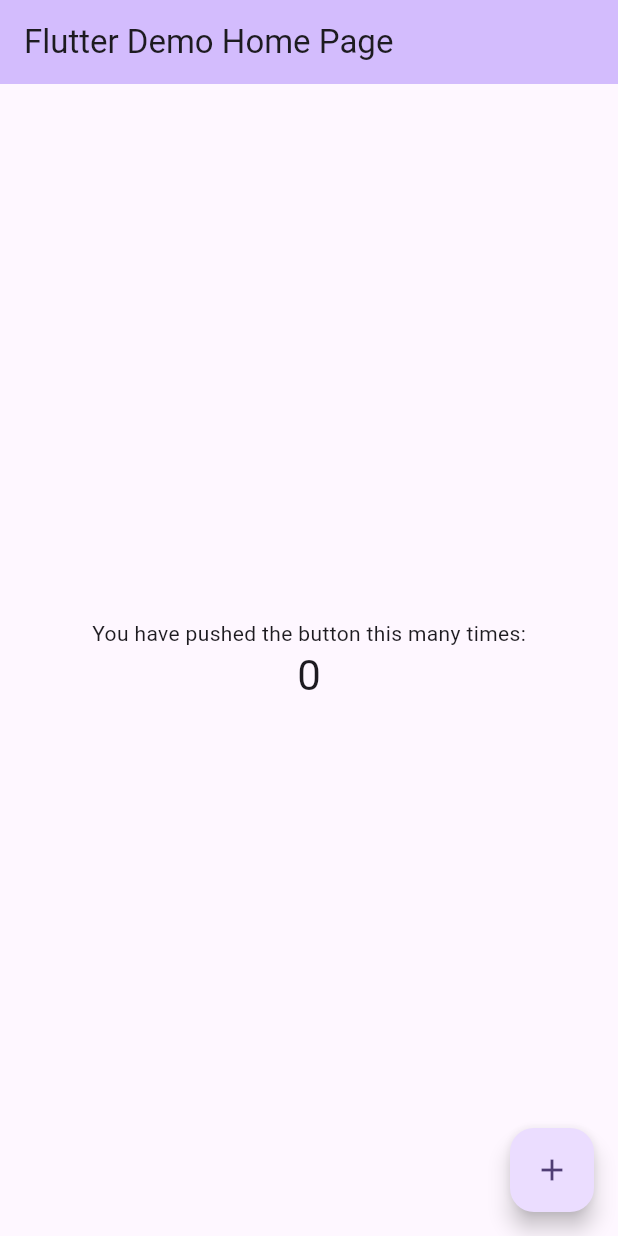
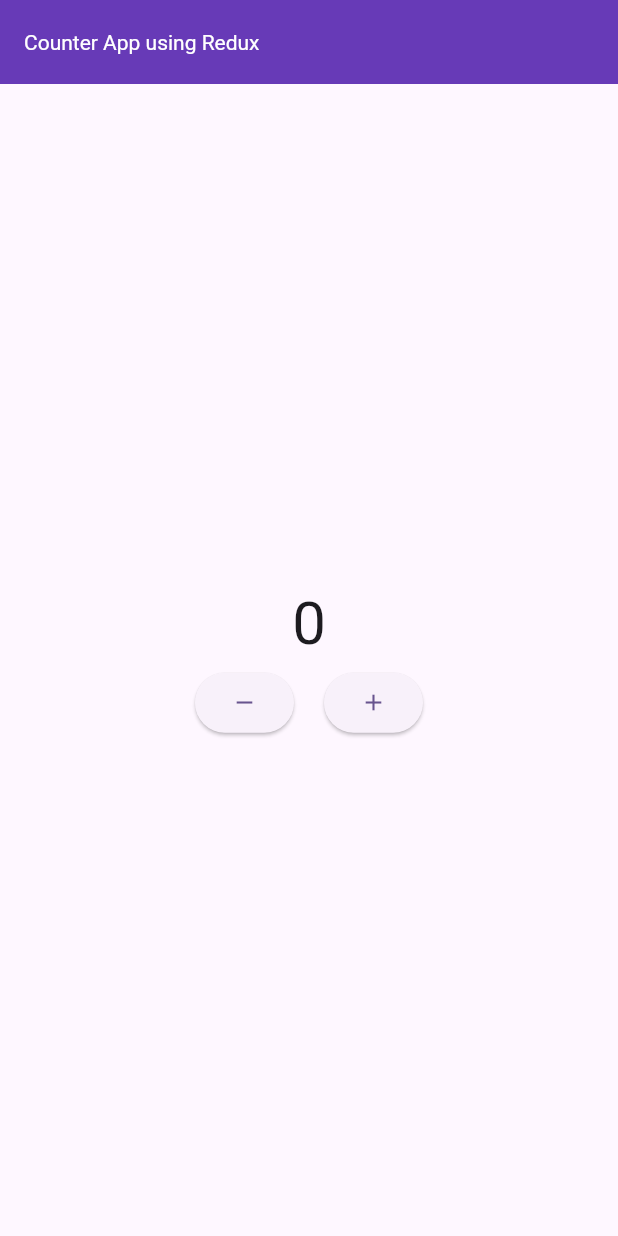
Before and after one commit to MokwatsiM/Assessment, a Flutter app: the screen it shows after launch, on a phone screen of 412 x 824 dp. Run offline on Flutter 3.47's test engine with Material 2 defaults, Android fonts, the phone set to English and light mode, and no system bars; our stand-ins replace flutter_bloc, flutter_redux, redux.

Commit message:
task: wrap material app with a StoreProcider so we will be able access the counter store to the whole widget tree, we specify the type of the store as the counterstate which has the integer counter field. Wrap the text widget that hold the counter value on the screen with the store connector so that it can listen to changes of value. on the callbacks of the button we use the dispatch function for the store to send the action to the reducer to return the new state of the counter value

```diff
--- a/question_2/lib/main.dart
+++ b/question_2/lib/main.dart
@@ -1,4 +1,9 @@
 import 'package:flutter/material.dart';
+import 'package:flutter_redux/flutter_redux.dart';
+import 'package:question_2/counter_service.dart';
+import 'package:question_2/counter_state.dart';
+import 'package:question_2/counter_store.dart';
+import 'package:redux/redux.dart';
 
 void main() {
   runApp(const MyApp());
@@ -10,116 +15,65 @@ class MyApp extends StatelessWidget {
   // This widget is the root of your application.
   @override
   Widget build(BuildContext context) {
-    return MaterialApp(
-      title: 'Flutter Demo',
-      theme: ThemeData(
-        // This is the theme of your application.
-        //
-        // TRY THIS: Try running your application with "flutter run". You'll see
-        // the application has a blue toolbar. Then, without quitting the app,
-        // try changing the seedColor in the colorScheme below to Colors.green
-        // and then invoke "hot reload" (save your changes or press the "hot
-        // reload" button in a Flutter-supported IDE, or press "r" if you used
-        // the command line to start the app).
-        //
-        // Notice that the counter didn't reset back to zero; the application
-        // state is not lost during the reload. To reset the state, use hot
-        // restart instead.
-        //
-        // This works for code too, not just values: Most code changes can be
-        // tested with just a hot reload.
-        colorScheme: ColorScheme.fromSeed(seedColor: Colors.deepPurple),
-        useMaterial3: true,
+    return StoreProvider<CounterState>(
+      store: store,
+      child: MaterialApp(
+        title: 'Flutter Demo',
+        theme: ThemeData(
+          colorScheme: ColorScheme.fromSeed(seedColor: Colors.deepPurple),
+          useMaterial3: true,
+        ),
+        home: const MyHomePage(),
       ),
-      home: const MyHomePage(title: 'Flutter Demo Home Page'),
     );
   }
 }
 
-class MyHomePage extends StatefulWidget {
-  const MyHomePage({super.key, required this.title});
-
-  // This widget is the home page of your application. It is stateful, meaning
-  // that it has a State object (defined below) that contains fields that affect
-  // how it looks.
-
-  // This class is the configuration for the state. It holds the values (in this
-  // case the title) provided by the parent (in this case the App widget) and
-  // used by the build method of the State. Fields in a Widget subclass are
-  // always marked "final".
-
-  final String title;
-
-  @override
-  State<MyHomePage> createState() => _MyHomePageState();
-}
-
-class _MyHomePageState extends State<MyHomePage> {
-  int _counter = 0;
-
-  void _incrementCounter() {
-    setState(() {
-      // This call to setState tells the Flutter framework that something has
-      // changed in this State, which causes it to rerun the build method below
-      // so that the display can reflect the updated values. If we changed
-      // _counter without calling setState(), then the build method would not be
-      // called again, and so nothing would appear to happen.
-      _counter++;
-    });
-  }
+class MyHomePage extends StatelessWidget {
+  const MyHomePage({super.key});
 
   @override
   Widget build(BuildContext context) {
-    // This method is rerun every time setState is called, for instance as done
-    // by the _incrementCounter method above.
-    //
-    // The Flutter framework has been optimized to make rerunning build methods
-    // fast, so that you can just rebuild anything that needs updating rather
-    // than having to individually change instances of widgets.
     return Scaffold(
       appBar: AppBar(
-        // TRY THIS: Try changing the color here to a specific color (to
-        // Colors.amber, perhaps?) and trigger a hot reload to see the AppBar
-        // change color while the other colors stay the same.
-        backgroundColor: Theme.of(context).colorScheme.inversePrimary,
-        // Here we take the value from the MyHomePage object that was created by
-        // the App.build method, and use it to set our appbar title.
-        title: Text(widget.title),
+        backgroundColor: Colors.deepPurple,
+        titleTextStyle: const TextStyle(color: Colors.white),
+        title: const Text('Counter App using Redux'),
       ),
       body: Center(
-        // Center is a layout widget. It takes a single child and positions it
-        // in the middle of the parent.
         child: Column(
-          // Column is also a layout widget. It takes a list of children and
-          // arranges them vertically. By default, it sizes itself to fit its
-          // children horizontally, and tries to be as tall as its parent.
-          //
-          // Column has various properties to control how it sizes itself and
-          // how it positions its children. Here we use mainAxisAlignment to
-          // center the children vertically; the main axis here is the vertical
-          // axis because Columns are vertical (the cross axis would be
-          // horizontal).
-          //
-          // TRY THIS: Invoke "debug painting" (choose the "Toggle Debug Paint"
-          // action in the IDE, or press "p" in the console), to see the
-          // wireframe for each widget.
           mainAxisAlignment: MainAxisAlignment.center,
           children: <Widget>[
-            const Text(
-              'You have pushed the button this many times:',
+            StoreConnector<CounterState, int>(
+              converter: (Store<CounterState> store) => store.state.count,
+              builder: (BuildContext context, int counter) {
+                return Text(
+                  '$counter',
+                  style: const TextStyle(fontSize: 40),
+                );
+              },
             ),
-            Text(
-              '$_counter',
-              style: Theme.of(context).textTheme.headlineMedium,
+            Row(
+              mainAxisAlignment: MainAxisAlignment.center,
+              children: <Widget>[
+                ElevatedButton(
+                  onPressed: () {
+                    store.dispatch(CounterAction.decrement);
+                  },
+                  child: const Icon(Icons.remove),
+                ),
+                const SizedBox(width: 20),
+                ElevatedButton(
+                  onPressed: () {
+                    store.dispatch(CounterAction.increment);
+                  },
+                  child: const Icon(Icons.add),
+                ),
+              ],
             ),
           ],
         ),
       ),
-      floatingActionButton: FloatingActionButton(
-        onPressed: _incrementCounter,
-        tooltip: 'Increment',
-        child: const Icon(Icons.add),
-      ), // This trailing comma makes auto-formatting nicer for build methods.
     );
   }
 }
```
